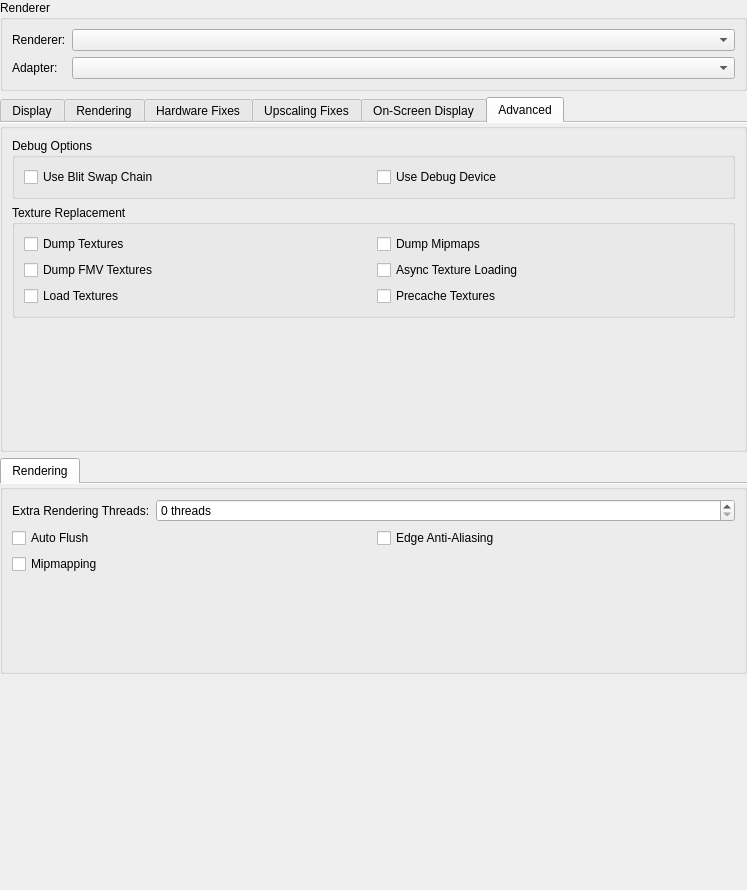
First picture: the form in pcsx2-qt/Settings/GraphicsSettingsWidget.ui, repository PCSX2/pcsx2, before the edit.
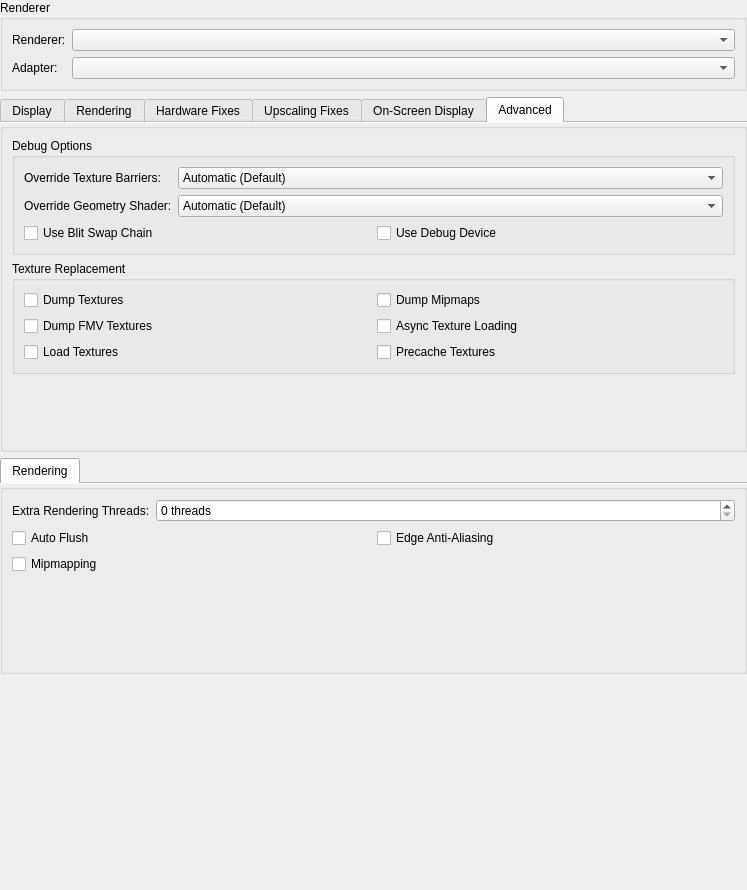
Second picture: the form after the edit. The open tabs and pages were chosen to show the change.

Commit message: GS: Add option to disable texture barriers/geometry shaders

```diff
--- a/pcsx2-qt/Settings/GraphicsSettingsWidget.ui
+++ b/pcsx2-qt/Settings/GraphicsSettingsWidget.ui
@@ -963,21 +963,77 @@
          <property name="title">
           <string>Debug Options</string>
          </property>
-         <layout class="QGridLayout" name="gridLayout_7">
+         <layout class="QFormLayout" name="formLayout_6">
           <item row="0" column="0">
-           <widget class="QCheckBox" name="useBlitSwapChain">
+           <widget class="QLabel" name="label_19">
             <property name="text">
-             <string>Use Blit Swap Chain</string>
+              <string>Override Texture Barriers:</string>
             </property>
            </widget>
           </item>
           <item row="0" column="1">
-           <widget class="QCheckBox" name="useDebugDevice">
+           <widget class="QComboBox" name="overrideTextureBarriers">
+            <item>
+             <property name="text">
+              <string>Automatic (Default)</string>
+             </property>
+            </item>
+            <item>
+             <property name="text">
+              <string>Force Disabled</string>
+             </property>
+            </item>
+            <item>
+             <property name="text">
+              <string>Force Enabled</string>
+             </property>
+            </item>
+           </widget>
+          </item>
+          <item row="1" column="0">
+           <widget class="QLabel" name="label_30">
             <property name="text">
-             <string>Use Debug Device</string>
+             <string>Override Geometry Shader:</string>
             </property>
            </widget>
           </item>
+          <item row="1" column="1">
+           <widget class="QComboBox" name="overrideGeometryShader">
+            <item>
+             <property name="text">
+               <string>Automatic (Default)</string>
+             </property>
+            </item>
+            <item>
+             <property name="text">
+               <string>Force Disabled</string>
+             </property>
+            </item>
+            <item>
+             <property name="text">
+              <string>Force Enabled</string>
+             </property>
+            </item>
+           </widget>
+          </item>
+          <item row="2" column="0" colspan="2">
+           <layout class="QGridLayout" name="gridLayout_7">
+            <item row="0" column="0">
+             <widget class="QCheckBox" name="useBlitSwapChain">
+              <property name="text">
+               <string>Use Blit Swap Chain</string>
+              </property>
+             </widget>
+            </item>
+            <item row="0" column="1">
+             <widget class="QCheckBox" name="useDebugDevice">
+              <property name="text">
+               <string>Use Debug Device</string>
+              </property>
+             </widget>
+            </item>
+           </layout>
+          </item>
          </layout>
         </widget>
        </item>
```
The commit also changes 10 other files.
